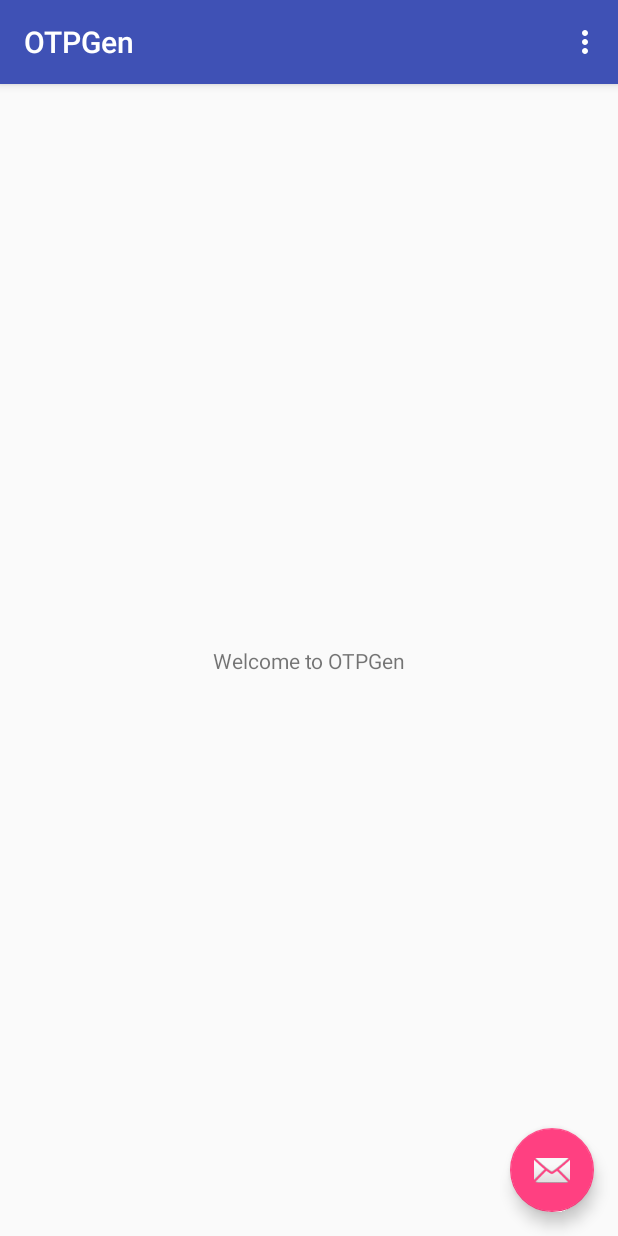
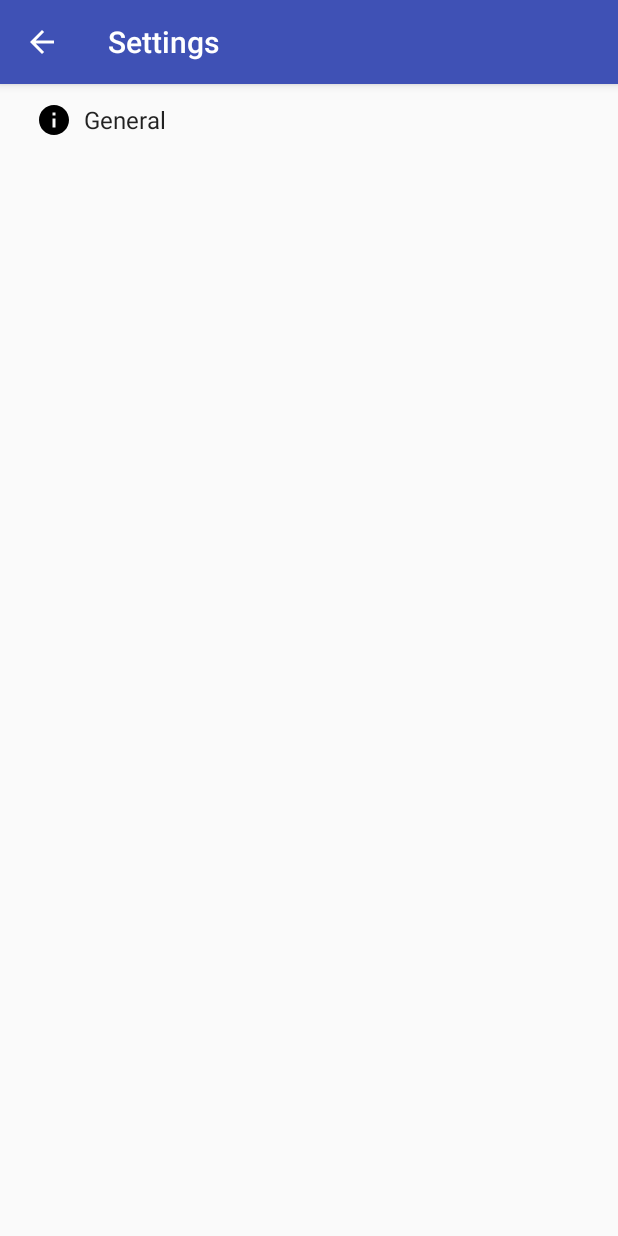
Before and after one commit to magiruuvelvet/OTPGen, an Android app: the screen it shows after launch (MainActivity before the commit, SettingsActivity after it), in the options menu, after a tap on "Settings", on a phone screen of 412 x 824 dp. Run offline under Robolectric (Android 15) with nearby library versions, the light colour scheme and no system bars.

Commit message:
android: add SettingsActivity stub

```diff
--- a/Android/app/src/main/AndroidManifest.xml
+++ b/Android/app/src/main/AndroidManifest.xml
@@ -19,6 +19,11 @@
                 <category android:name="android.intent.category.LAUNCHER" />
             </intent-filter>
         </activity>
+        <activity
+            android:name=".SettingsActivity"
+            android:label="@string/title_activity_settings"
+            android:parentActivityName=".MainActivity">
+        </activity>
     </application>
 
 </manifest>
--- /dev/null
+++ b/Android/app/src/main/java/com/magiruuvelvet/otpgen/AppCompatPreferenceActivity.kt
@@ -0,0 +1,105 @@
+package com.magiruuvelvet.otpgen
+
+import android.content.res.Configuration
+import android.os.Bundle
+import android.preference.PreferenceActivity
+import android.support.annotation.LayoutRes
+import android.support.v7.app.ActionBar
+import android.support.v7.app.AppCompatDelegate
+import android.support.v7.widget.Toolbar
+import android.view.MenuInflater
+import android.view.View
+import android.view.ViewGroup
+
+/**
+ * A [android.preference.PreferenceActivity] which implements and proxies the necessary calls
+ * to be used with AppCompat.
+ */
+abstract class AppCompatPreferenceActivity : PreferenceActivity()
+{
+
+    override fun onCreate(savedInstanceState: Bundle?)
+    {
+        delegate.installViewFactory()
+        delegate.onCreate(savedInstanceState)
+        super.onCreate(savedInstanceState)
+    }
+
+    override fun onPostCreate(savedInstanceState: Bundle?)
+    {
+        super.onPostCreate(savedInstanceState)
+        delegate.onPostCreate(savedInstanceState)
+    }
+
+    val supportActionBar: ActionBar?
+        get() = delegate.supportActionBar
+
+    fun setSupportActionBar(toolbar: Toolbar?)
+    {
+        delegate.setSupportActionBar(toolbar)
+    }
+
+    override fun getMenuInflater(): MenuInflater
+    {
+        return delegate.menuInflater
+    }
+
+    override fun setContentView(@LayoutRes layoutResID: Int)
+    {
+        delegate.setContentView(layoutResID)
+    }
+
+    override fun setContentView(view: View)
+    {
+        delegate.setContentView(view)
+    }
+
+    override fun setContentView(view: View, params: ViewGroup.LayoutParams)
+    {
+        delegate.setContentView(view, params)
+    }
+
+    override fun addContentView(view: View, params: ViewGroup.LayoutParams)
+    {
+        delegate.addContentView(view, params)
+    }
+
+    override fun onPostResume()
+    {
+        super.onPostResume()
+        delegate.onPostResume()
+    }
+
+    override fun onTitleChanged(title: CharSequence, color: Int)
+    {
+        super.onTitleChanged(title, color)
+        delegate.setTitle(title)
+    }
+
+    override fun onConfigurationChanged(newConfig: Configuration)
+    {
+        super.onConfigurationChanged(newConfig)
+        delegate.onConfigurationChanged(newConfig)
+    }
+
+    override fun onStop()
+    {
+        super.onStop()
+        delegate.onStop()
+    }
+
+    override fun onDestroy()
+    {
+        super.onDestroy()
+        delegate.onDestroy()
+    }
+
+    override fun invalidateOptionsMenu()
+    {
+        delegate.invalidateOptionsMenu()
+    }
+
+    private val delegate: AppCompatDelegate by lazy {
+        AppCompatDelegate.create(this, null)
+    }
+}
--- a/Android/app/src/main/java/com/magiruuvelvet/otpgen/MainActivity.kt
+++ b/Android/app/src/main/java/com/magiruuvelvet/otpgen/MainActivity.kt
@@ -1,5 +1,6 @@
 package com.magiruuvelvet.otpgen
 
+import android.content.Intent
 import android.os.Bundle
 import android.support.design.widget.Snackbar
 import android.support.v7.app.AppCompatActivity
@@ -34,13 +35,16 @@
 
     override fun onOptionsItemSelected(item: MenuItem): Boolean
     {
-        // Handle action bar item clicks here. The action bar will
-        // automatically handle clicks on the Home/Up button, so long
-        // as you specify a parent activity in AndroidManifest.xml.
-        return when (item.itemId)
+        if (item.itemId == R.id.action_settings)
         {
-            R.id.action_settings -> true;
-            else -> super.onOptionsItemSelected(item);
+            startActivity(Intent(this, SettingsActivity::class.java));
+            return true;
         }
+        else
+        {
+            return super.onOptionsItemSelected(item);
+        }
+
+        return false;
     }
 }
--- /dev/null
+++ b/Android/app/src/main/java/com/magiruuvelvet/otpgen/SettingsActivity.kt
@@ -0,0 +1,155 @@
+package com.magiruuvelvet.otpgen
+
+import android.annotation.TargetApi
+import android.content.Context
+import android.content.Intent
+import android.content.res.Configuration
+import android.os.Build
+import android.os.Bundle
+import android.preference.ListPreference
+import android.preference.Preference
+import android.preference.PreferenceActivity
+import android.preference.PreferenceFragment
+import android.preference.PreferenceManager
+import android.view.MenuItem
+
+/**
+ * A [PreferenceActivity] that presents a set of application settings. On
+ * handset devices, settings are presented as a single list. On tablets,
+ * settings are split by category, with category headers shown to the left of
+ * the list of settings.
+ *
+ * See [Android Design: Settings](http://developer.android.com/design/patterns/settings.html)
+ * for design guidelines and the [Settings API Guide](http://developer.android.com/guide/topics/ui/settings.html)
+ * for more information on developing a Settings UI.
+ */
+class SettingsActivity : AppCompatPreferenceActivity()
+{
+
+    override fun onCreate(savedInstanceState: Bundle?)
+    {
+        super.onCreate(savedInstanceState)
+        setupActionBar()
+    }
+
+    /**
+     * Set up the [android.app.ActionBar], if the API is available.
+     */
+    private fun setupActionBar()
+    {
+        supportActionBar?.setDisplayHomeAsUpEnabled(true)
+    }
+
+    /**
+     * {@inheritDoc}
+     */
+    override fun onIsMultiPane(): Boolean
+    {
+        return isXLargeTablet(this)
+    }
+
+    /**
+     * {@inheritDoc}
+     */
+    @TargetApi(Build.VERSION_CODES.HONEYCOMB)
+    override fun onBuildHeaders(target: List<PreferenceActivity.Header>)
+    {
+        loadHeadersFromResource(R.xml.pref_headers, target)
+    }
+
+    /**
+     * This method stops fragment injection in malicious applications.
+     * Make sure to deny any unknown fragments here.
+     */
+    override fun isValidFragment(fragmentName: String): Boolean
+    {
+        return PreferenceFragment::class.java.name == fragmentName ||
+            GeneralPreferenceFragment::class.java.name == fragmentName
+    }
+
+    /**
+     * This fragment shows general preferences only. It is used when the
+     * activity is showing a two-pane settings UI.
+     */
+    @TargetApi(Build.VERSION_CODES.HONEYCOMB)
+    class GeneralPreferenceFragment : PreferenceFragment()
+    {
+        override fun onCreate(savedInstanceState: Bundle?)
+        {
+            super.onCreate(savedInstanceState)
+            addPreferencesFromResource(R.xml.pref_general)
+            setHasOptionsMenu(true)
+        }
+
+        override fun onOptionsItemSelected(item: MenuItem): Boolean
+        {
+            val id = item.itemId
+            if (id == android.R.id.home)
+            {
+                startActivity(Intent(activity, SettingsActivity::class.java))
+                return true
+            }
+            return super.onOptionsItemSelected(item)
+        }
+    }
+
+    companion object
+    {
+
+        /**
+         * A preference value change listener that updates the preference's summary
+         * to reflect its new value.
+         */
+        private val sBindPreferenceSummaryToValueListener = Preference.OnPreferenceChangeListener { preference, value ->
+            val stringValue = value.toString()
+
+            if (preference is ListPreference)
+            {
+                // For list preferences, look up the correct display value in
+                // the preference's 'entries' list.
+                val listPreference = preference
+                val index = listPreference.findIndexOfValue(stringValue)
+
+                // Set the summary to reflect the new value.
+                preference.setSummary(if (index >= 0) listPreference.entries[index]
+                else null)
+
+            }
+            else
+            {
+                // For all other preferences, set the summary to the value's
+                // simple string representation.
+                preference.summary = stringValue
+            }
+            true
+        }
+
+        /**
+         * Helper method to determine if the device has an extra-large screen. For
+         * example, 10" tablets are extra-large.
+         */
+        private fun isXLargeTablet(context: Context): Boolean
+        {
+            return context.resources.configuration.screenLayout and Configuration.SCREENLAYOUT_SIZE_MASK >= Configuration.SCREENLAYOUT_SIZE_XLARGE
+        }
+
+        /**
+         * Binds a preference's summary to its value. More specifically, when the
+         * preference's value is changed, its summary (line of text below the
+         * preference title) is updated to reflect the value. The summary is also
+         * immediately updated upon calling this method. The exact display format is
+         * dependent on the type of preference.
+
+         * @see .sBindPreferenceSummaryToValueListener
+         */
+        private fun bindPreferenceSummaryToValue(preference: Preference)
+        {
+            // Set the listener to watch for value changes.
+            preference.onPreferenceChangeListener = sBindPreferenceSummaryToValueListener
+
+            // Trigger the listener immediately with the preference's
+            // current value.
+            sBindPreferenceSummaryToValueListener.onPreferenceChange(preference, PreferenceManager.getDefaultSharedPreferences(preference.context).getString(preference.key, ""))
+        }
+    }
+}
--- /dev/null
+++ b/Android/app/src/main/res/drawable/ic_info_black_24dp.xml
@@ -0,0 +1,9 @@
+<vector xmlns:android="http://schemas.android.com/apk/res/android"
+    android:width="24dp"
+    android:height="24dp"
+    android:viewportHeight="24.0"
+    android:viewportWidth="24.0">
+    <path
+        android:fillColor="#FF000000"
+        android:pathData="M12,2C6.48,2 2,6.48 2,12s4.48,10 10,10 10,-4.48 10,-10S17.52,2 12,2zm1,15h-2v-6h2v6zm0,-8h-2V7h2v2z" />
+</vector>
--- a/Android/app/src/main/res/layout/activity_main.xml
+++ b/Android/app/src/main/res/layout/activity_main.xml
@@ -28,6 +28,6 @@
         android:layout_height="wrap_content"
         android:layout_gravity="bottom|end"
         android:layout_margin="@dimen/fab_margin"
-        app:srcCompat="@android:drawable/ic_dialog_email" />
+        app:srcCompat="@android:drawable/ic_menu_add" />
 
 </android.support.design.widget.CoordinatorLayout>
--- a/Android/app/src/main/res/values/strings.xml
+++ b/Android/app/src/main/res/values/strings.xml
@@ -1,4 +1,10 @@
 <resources>
     <string name="app_name" translatable="false">OTPGen</string>
     <string name="action_settings">Settings</string>
+    <string name="title_activity_settings">Settings</string>
+
+    <!-- Strings related to Settings -->
+
+    <!-- General settings -->
+    <string name="pref_header_general">General</string>
 </resources>
--- /dev/null
+++ b/Android/app/src/main/res/xml/pref_general.xml
@@ -0,0 +1,9 @@
+<PreferenceScreen xmlns:android="http://schemas.android.com/apk/res/android">
+
+    <SwitchPreference
+        android:defaultValue="true"
+        android:key="example_switch"
+        android:summary="Test"
+        android:title="Test switch" />
+
+</PreferenceScreen>
--- /dev/null
+++ b/Android/app/src/main/res/xml/pref_headers.xml
@@ -0,0 +1,10 @@
+<preference-headers xmlns:android="http://schemas.android.com/apk/res/android">
+
+    <!-- These settings headers are only used on tablets. -->
+
+    <header
+        android:fragment="com.magiruuvelvet.otpgen.SettingsActivity$GeneralPreferenceFragment"
+        android:icon="@drawable/ic_info_black_24dp"
+        android:title="@string/pref_header_general" />
+
+</preference-headers>
```
